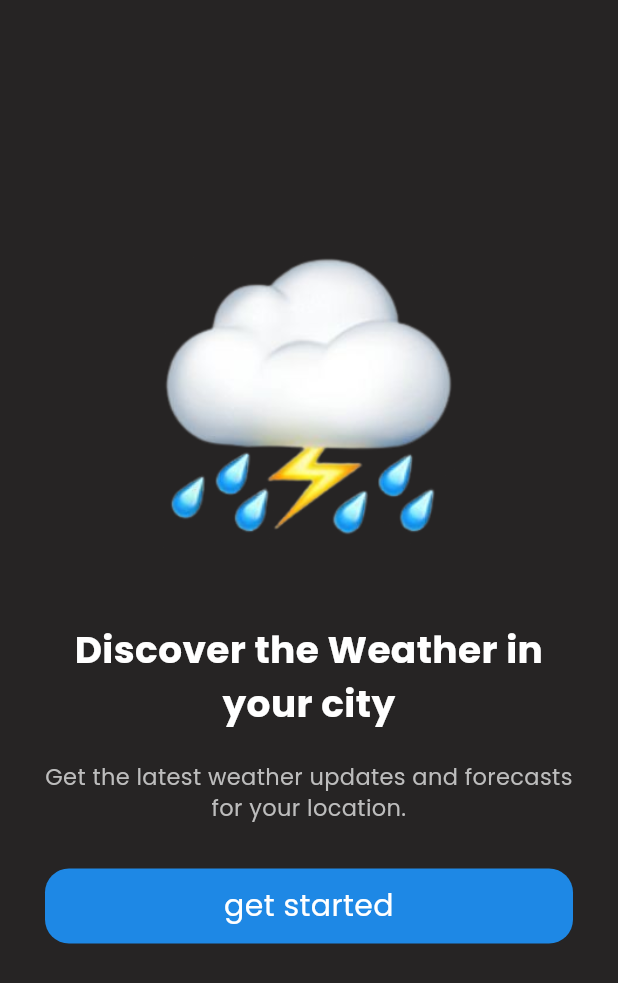
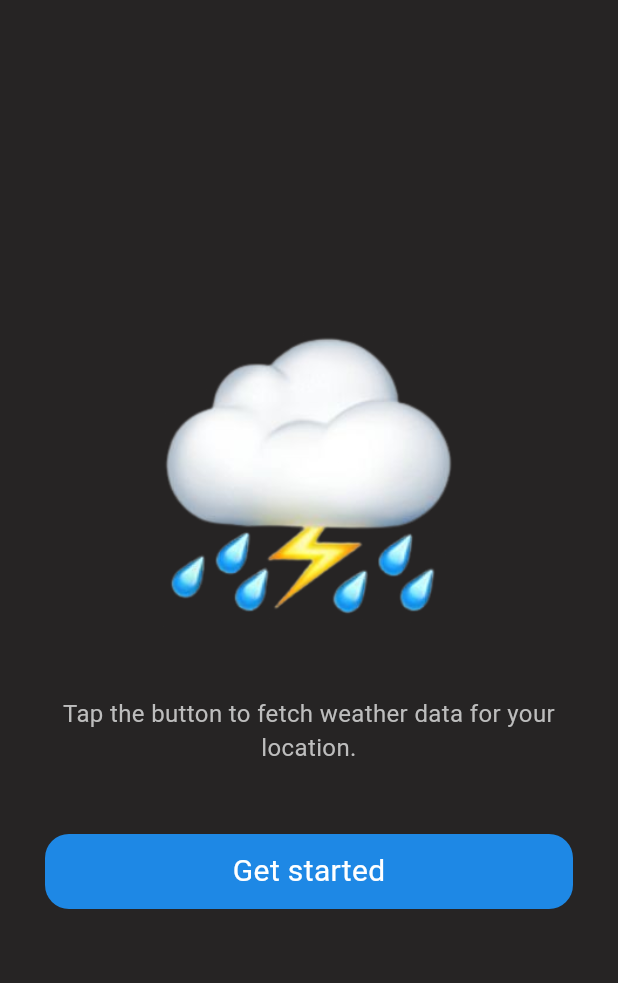
Before and after one commit to Akhi1Babu/weather_app, a Flutter app: the screen it shows after launch, on a phone screen of 412 x 824 dp. Shown: the top 983 px of the screen. Run offline on Flutter 3.47's test engine with Material 3 defaults, Android fonts, the phone set to English and light mode, and no system bars; our stand-ins replace geolocator.

Commit message:
Add location fetching and weather data retrieval functionality

```diff
--- a/lib/loading_screen.dart
+++ b/lib/loading_screen.dart
@@ -1,6 +1,7 @@
 import 'package:flutter/material.dart';
-import 'package:geolocator/geolocator.dart';
-
+import 'package:weather_app/location.dart';
+import 'package:http/http.dart' as http;
+import 'dart:convert';
 
 class LoadingScreen extends StatefulWidget {
   const LoadingScreen({super.key});
@@ -10,22 +11,73 @@ class LoadingScreen extends StatefulWidget {
 }
 
 class _LoadingScreenState extends State<LoadingScreen> {
+  var latitude;
+  var longitude;
+  late Location location;
 
-   void getLocation()async {
-    await Geolocator.checkPermission();
-   await Geolocator.requestPermission();
-    Position position = await Geolocator.getCurrentPosition(
-      desiredAccuracy: LocationAccuracy.high,
+  String? cityName;
+  String? condition;
+  double? temperature;
+  bool isLoading = false;
+
+  Future<void> getLocationAndWeather() async {
+    location = Location();
+    await location.getCurrentPosition();
+    latitude = location.latitude;
+    longitude = location.longitude;
+
+    print('Latitude: $latitude');
+    print('Longitude: $longitude');
+
+    if (latitude != null && longitude != null) {
+      final url = Uri.parse(
+        'https://api.openweathermap.org/data/2.5/weather?lat=$latitude&lon=$longitude&appid=4d364498874ed339c435a1b8c7490379&units=metric',
       );
+
+      setState(() {
+        isLoading = true;
+      });
+
+      try {
+        final response = await http.get(url);
+        print("Status Code: ${response.statusCode}");
+
+        if (response.statusCode == 200) {
+          var data = jsonDecode(response.body);
+
+          setState(() {
+            cityName = data["name"];
+            condition = data["weather"][0]["main"];
+            temperature = data["main"]["temp"];
+            isLoading = false;
+          });
+
+          print('City: $cityName');
+          print('Condition: $condition');
+          print('Temperature: $temperature');
+        } else {
+          print('Failed to fetch data');
+          setState(() => isLoading = false);
         }
+      } catch (e) {
+        print('Error: $e');
+        setState(() => isLoading = false);
+      }
+    } else {
+      print("Location not available");
+    }
+  }
+
   @override
   Widget build(BuildContext context) {
-
     return SafeArea(
       child: Scaffold(
         backgroundColor: const Color.fromARGB(255, 38, 36, 36),
-        body: Expanded(
-          child: Column(
+        body: isLoading
+            ? const Center(
+                child: CircularProgressIndicator(color: Colors.white),
+              )
+            : Column(
                 crossAxisAlignment: CrossAxisAlignment.stretch,
                 mainAxisAlignment: MainAxisAlignment.center,
                 children: [
@@ -34,57 +86,54 @@ class _LoadingScreenState extends State<LoadingScreen> {
                     height: 200,
                     width: 200,
                   ),
-              const SizedBox(
-                height: 50,
+                  const SizedBox(height: 30),
+                  if (cityName != null && condition != null && temperature != null)
+                    Column(
+                      children: [
+                        Text(
+                          '$cityName',
+                          style: const TextStyle(
+                            fontSize: 26,
+                            fontWeight: FontWeight.bold,
+                            color: Colors.white,
                           ),
-              Container(
-                padding: EdgeInsets.symmetric(horizontal: 30),
-                child: const Text(
-                  'Discover the Weather in your city',
+                        ),
+                        const SizedBox(height: 10),
+                        Text(
+                          '$condition | ${temperature!.toStringAsFixed(1)}°C',
+                          style: TextStyle(
+                            fontSize: 22,
+                            color: Colors.grey[300],
+                          ),
+                        ),
+                      ],
+                    )
+                  else
+                    Padding(
+                      padding: const EdgeInsets.all(16.0),
+                      child: Text(
+                        "Tap the button to fetch weather data for your location.",
                         textAlign: TextAlign.center,
                         style: TextStyle(
-                    fontFamily: 'Poppins-bold',
-                    fontSize: 25,
-                    color: Colors.white,
-                    fontWeight: FontWeight.w600,
+                          fontSize: 16,
+                          color: Colors.grey[400],
                         ),
                       ),
                     ),
-              const SizedBox(
-                height: 20,
-              ),
-              Container(
-                margin: EdgeInsets.symmetric(horizontal: 30),
-                child: Text(
-
-                  "Get the latest weather updates and forecasts for your location.",
-                  textAlign: TextAlign.center,
-                  style: TextStyle(
-                    fontFamily: 'Poppins-regular',
-                    fontSize: 15,
-                    color: Colors.grey[400],
-                    fontWeight: FontWeight.w400,
-                  ),
-                ),
-              ),
+                  const SizedBox(height: 30),
                   GestureDetector(
-                onTap: () {
-                  getLocation();
-                },
+                    onTap: getLocationAndWeather,
                     child: Container(
-                  margin: EdgeInsets.all(30),
+                      margin: const EdgeInsets.symmetric(horizontal: 30),
                       height: 50,
                       decoration: BoxDecoration(
                         color: Colors.blue[600],
                         borderRadius: BorderRadius.circular(16),
-
-
                       ),
-                  child: Center(
-                    child: Text("get started",
-                      textAlign: TextAlign.center,
+                      child: const Center(
+                        child: Text(
+                          "Get started",
                           style: TextStyle(
-                        fontFamily: 'Poppins-regular',
                             fontSize: 20,
                             color: Colors.white,
                             fontWeight: FontWeight.w400,
@@ -92,12 +141,9 @@ class _LoadingScreenState extends State<LoadingScreen> {
                         ),
                       ),
                     ),
-              )
-
+                  ),
                 ],
               ),
-        ),
-
       ),
     );
   }
--- /dev/null
+++ b/lib/location.dart
@@ -0,0 +1,25 @@
+
+import 'package:geolocator/geolocator.dart';
+class Location {
+  double? latitude;
+  double? longitude;
+
+  Future<void> getCurrentPosition() async {
+     await Geolocator.checkPermission();
+   await Geolocator.requestPermission();
+   try{
+    Position position = await Geolocator.getCurrentPosition(
+      desiredAccuracy: LocationAccuracy.high,);
+      latitude=position.latitude;
+      longitude=position.longitude;
+      print('Latitude: $latitude');
+      print('Longitude: $longitude');
+
+  }
+  catch (e) {
+    print("have an error");
+  }
+  }
+
+
+}
--- a/pubspec.yaml
+++ b/pubspec.yaml
@@ -35,6 +35,7 @@ dependencies:
   # Use with the CupertinoIcons class for iOS style icons.
   cupertino_icons: ^1.0.8
   geolocator: 9.0.2
+  http: ^1.4.0
 
 
 
```
Also changed, not shown: pubspec.lock, 1 other file. Lines whose indentation alone changed are shown as unchanged.
